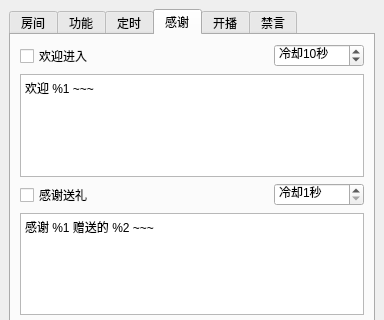
Qt form mainwindow.ui (iwxyi/Bilibili-MagicalDanmaku) before a commit; both pictures show x 0 to 384 and y 0 to 320 of the 384 by 496 pixel window.
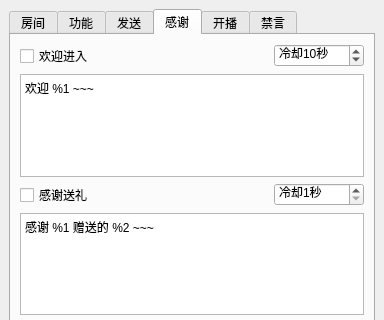
The same form after that commit. The open tabs and pages were chosen to show the change.

Diff of the .ui file:
```diff
--- a/mainwindow.ui
+++ b/mainwindow.ui
@@ -413,7 +413,7 @@
       </widget>
       <widget class="QWidget" name="tab_3">
        <attribute name="title">
-        <string>定时</string>
+        <string>发送</string>
        </attribute>
        <layout class="QVBoxLayout" name="verticalLayout_4">
         <item>
```
Left out of the diff: 11 changed lines with no effect on the pictures.
